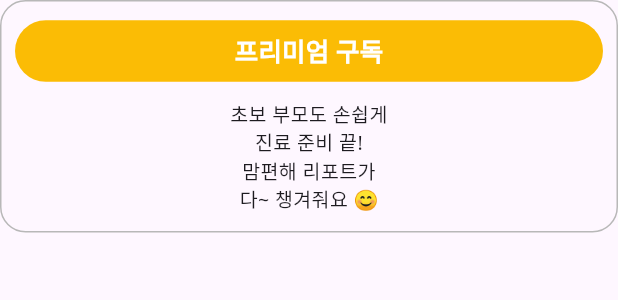
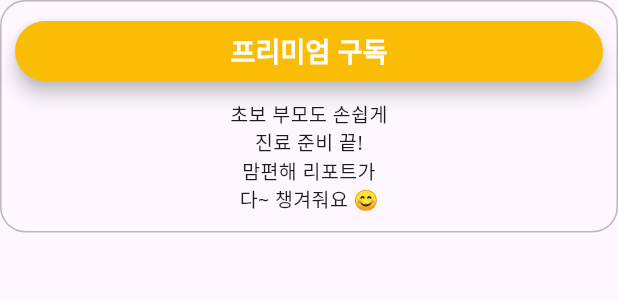
Before and after one commit to SMU-25/frontend, a Flutter app: the SubscribeCard widget shown alone on an empty page, opened directly, on a phone screen of 412 x 824 dp. Shown: the top 300 px of the screen. Run offline on Flutter 3.47's test engine with Material 3 defaults, Android fonts, the phone set to English and light mode, and no system bars; our stand-ins replace dio, email_validator, firebase_core, firebase_messaging, fl_chart, flutter_image_compress and 5 more; missing offline and left inert: flutter_mjpeg, flutter_naver_login, kakao_flutter_sdk, kakao_map_sdk; accounts and stored records are empty; generated files the repository leaves out were written again; network calls fail.

Commit message:
feature : 홈화면 구독 버튼 디자인 개선

```diff
--- a/lib/home/component/subscribe_card.dart
+++ b/lib/home/component/subscribe_card.dart
@@ -17,23 +17,25 @@ class SubscribeCard extends StatelessWidget {
       child: Column(
         crossAxisAlignment: CrossAxisAlignment.start,
         children: [
-          TextButton(
+          ElevatedButton(
             onPressed: () {
-              Navigator.of(context).push(
+              Navigator.push(
+                context,
                 MaterialPageRoute(builder: (context) => SubscribeScreen()),
               );
             },
             style: ElevatedButton.styleFrom(
-              minimumSize: Size(double.infinity, 20),
+              minimumSize: Size(double.infinity, 40),
               backgroundColor: Color(0xFFFBBC05),
+              shape: RoundedRectangleBorder(
+                borderRadius: BorderRadius.circular(20),
+              ),
+              elevation: 5,
+              foregroundColor: Colors.white,
             ),
             child: Text(
               '프리미엄 구독',
-              style: TextStyle(
-                fontSize: 17,
-                fontWeight: FontWeight.bold,
-                color: Colors.white,
-              ),
+              style: TextStyle(fontSize: 18, fontWeight: FontWeight.bold),
             ),
           ),
 
```
